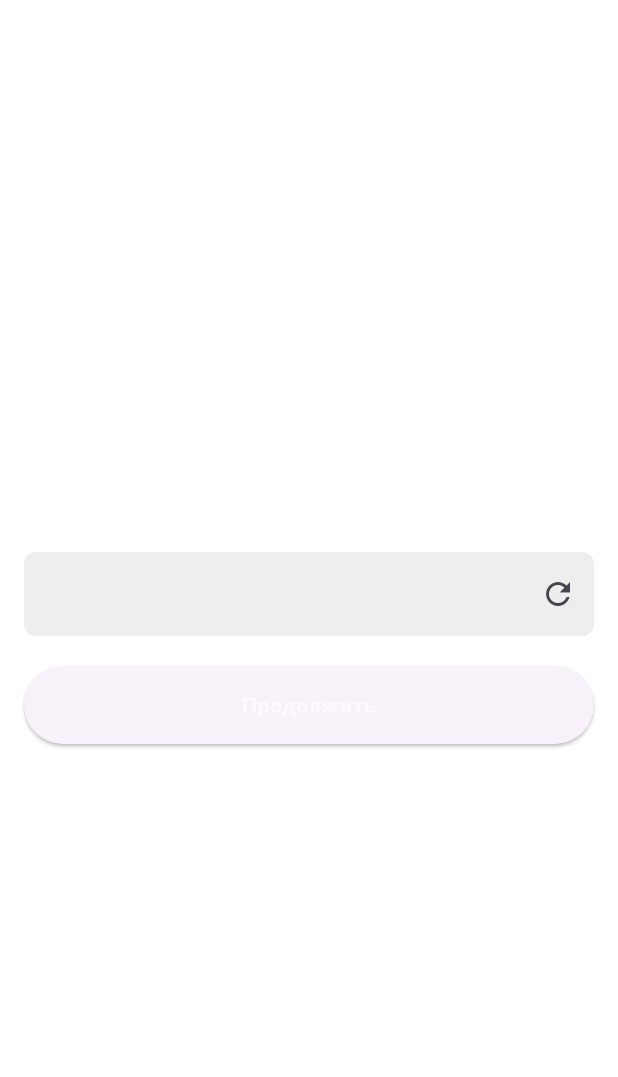
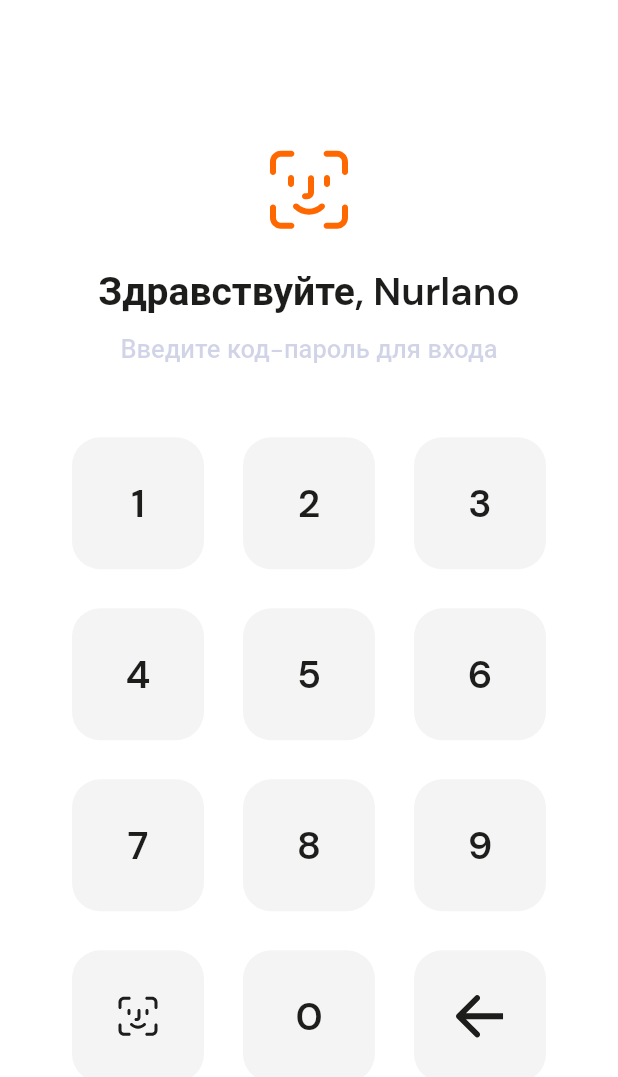
Before and after one commit to kadiksi/j-shopper-flutter, a Flutter app: the LoginScreen screen opened by its route, after a tap on "Продолжить", on a phone screen of 412 x 824 dp. Shown: the top 1077 px of the screen. Run offline on Flutter 3.47's test engine with Material 3 defaults, Android fonts, the light colour scheme and no system bars; our stand-ins replace auto_route, dio, equatable, flutter_bloc, flutter_svg, get_it and 5 more; missing offline and left inert: talker_bloc_logger, talker_dio_logger; accounts and stored records are empty; statements that could not run were skipped.

Commit message:
Added Authentication screen

```diff
--- a/lib/courier_app.dart
+++ b/lib/courier_app.dart
@@ -32,7 +32,7 @@ class _CourierAppState extends State<CourierApp> {
           GlobalCupertinoLocalizations.delegate,
         ],
         supportedLocales: S.delegate.supportedLocales,
-        theme: darkTheme,
+        theme: lightTheme,
         routerConfig: _appRouter.config(
           navigatorObservers: () => [
             TalkerRouteObserver(GetIt.I<Talker>()),
--- a/lib/l10n/intl_en.arb
+++ b/lib/l10n/intl_en.arb
@@ -6,5 +6,8 @@
   "username": "username",
   "login": "Login",
   "password": "Password",
-  "enter_phone_number_and_password": "Введите ваш номер телефона и пароль"
+  "enter_phone_number_and_password": "Введите ваш номер телефона и пароль",
+  "add": "Продолжить",
+  "welcome_name": "Здравствуйте, {name}",
+  "enter_code_password": "Введите код-пароль для входа"
 }
--- a/lib/l10n/intl_kk.arb
+++ b/lib/l10n/intl_kk.arb
@@ -6,5 +6,8 @@
   "username": "username",
   "login": "Login",
   "password": "Password",
-  "enter_phone_number_and_password": "Введите ваш номер телефона и пароль"
+  "enter_phone_number_and_password": "Введите ваш номер телефона и пароль",
+  "add": "Продолжить",
+  "welcome_name": "Здравствуйте, {name}",
+  "enter_code_password": "Введите код-пароль для входа"
 }
--- a/lib/l10n/intl_ru.arb
+++ b/lib/l10n/intl_ru.arb
@@ -6,5 +6,8 @@
   "username": "username",
   "login": "Login",
   "password": "Password",
-  "enter_phone_number_and_password": "Введите ваш номер телефона и пароль"
+  "enter_phone_number_and_password": "Введите ваш номер телефона и пароль",
+  "add": "Продолжить",
+  "welcome_name": "Здравствуйте, {name}",
+  "enter_code_password": "Введите код-пароль для входа"
 }
--- a/lib/router/router.dart
+++ b/lib/router/router.dart
@@ -2,6 +2,7 @@ import 'package:auto_route/auto_route.dart';
 import 'package:j_courier/screens/splash_screen.dart';
 
 import '../screens/choose_language_screen.dart';
+import '../screens/login_verification_screen.dart';
 import '../screens/list_screen.dart';
 import '../screens/login_screen.dart';
 
@@ -18,6 +19,8 @@ class AppRouter extends RootStackRouter {
         AutoRoute(page: SplashRoute.page, path: "/"),
         AutoRoute(page: ChooseLanguageRoute.page, path: "/choose_language"),
         AutoRoute(page: LoginRoute.page, path: "/login"),
+        AutoRoute(
+            page: LoginVerificationRoute.page, path: "/login_verification"),
         AutoRoute(page: ListRoute.page, path: "/tasks"),
       ];
 
--- a/lib/screens/choose_language_screen.dart
+++ b/lib/screens/choose_language_screen.dart
@@ -6,7 +6,6 @@ import 'package:provider/provider.dart';
 
 import '../generated/l10n.dart';
 import '../locale/locale_provider.dart';
-import '../theme/colors.dart';
 import 'widgets/buttons/grey_button.dart';
 
 @RoutePage()
@@ -28,7 +27,6 @@ class _ChooseLanguageScreenState extends State<ChooseLanguageScreen> {
   @override
   Widget build(BuildContext context) {
     return Scaffold(
-      backgroundColor: AppColors.whiteColor,
       body: Center(
         child: Column(
           mainAxisAlignment: MainAxisAlignment.center,
--- a/lib/screens/login_screen.dart
+++ b/lib/screens/login_screen.dart
@@ -3,7 +3,7 @@ import 'package:flutter/material.dart';
 import 'package:j_courier/generated/l10n.dart';
 import 'package:mask_text_input_formatter/mask_text_input_formatter.dart';
 
-import '../theme/colors.dart';
+import '../router/router.dart';
 
 @RoutePage()
 class LoginScreen extends StatelessWidget {
@@ -16,7 +16,6 @@ class LoginScreen extends StatelessWidget {
         mask: '+7(###)###-##-##', filter: {"#": RegExp(r'[0-9]')});
     final theme = Theme.of(context);
     return Scaffold(
-        backgroundColor: AppColors.whiteColor,
         body: Padding(
             padding: const EdgeInsets.all(16.0),
             child: Column(
@@ -30,34 +29,29 @@ class LoginScreen extends StatelessWidget {
                   keyboardType: TextInputType.phone,
                   controller: textEditingController,
                   inputFormatters: [maskFormatter],
-                  decoration: InputDecoration(
-                    hintText: ' ',
-                    border: OutlineInputBorder(
-                      borderRadius: BorderRadius.circular(8.0),
-                      borderSide: BorderSide.none,
-                    ),
-                    fillColor: Colors.grey[200],
-                    filled: true,
-                    suffixIcon: const Icon(Icons.refresh),
-                  ),
+                  // decoration: const InputDecoration(
+                  //   hintText: ' ',
+                  //   suffixIcon: SizedBox(
+                  //       width: 2.0,
+                  //       height: 2.0,
+                  //       child: CircularProgressIndicator()),
+                  // ),
                 ),
                 const SizedBox(height: 20.0),
                 SizedBox(
                   width: double.infinity,
                   child: ElevatedButton(
-                    onPressed: () {}, // Add your onPressed logic here
-                    style: ElevatedButton.styleFrom(
-                      overlayColor: Colors.blue,
-                      foregroundColor: Colors.orange, // Disabled text color
-                      padding: const EdgeInsets.symmetric(vertical: 16.0),
-                    ),
-                    child: Text(
-                      'Продолжить',
-                      style: theme.textTheme.labelSmall,
-                    ),
+                    onPressed: () {
+                      openLogin(context);
+                    },
+                    child: Text(S.of(context).add),
                   ),
                 ),
               ],
             )));
   }
 }
+
+void openLogin(context) {
+  AutoRouter.of(context).push(const LoginVerificationRoute());
+}
--- /dev/null
+++ b/lib/screens/login_verification_screen.dart
@@ -0,0 +1,190 @@
+import 'package:auto_route/auto_route.dart';
+import 'package:flutter/material.dart';
+import 'package:flutter_svg/svg.dart';
+import 'package:j_courier/generated/l10n.dart';
+import 'package:local_auth/local_auth.dart';
+
+// https://pub.dev/packages/local_auth
+@RoutePage()
+class LoginVerificationScreen extends StatefulWidget {
+  @override
+  _LoginVerificationScreenState createState() =>
+      _LoginVerificationScreenState();
+}
+
+class _LoginVerificationScreenState extends State<LoginVerificationScreen> {
+  final LocalAuthentication auth = LocalAuthentication();
+  bool _isAuthenticated = false;
+
+  @override
+  void initState() {
+    super.initState();
+    _authenticate(); // Auto authenticate on screen load
+  }
+
+  Future<void> _authenticate() async {
+    bool authenticated = false;
+    try {
+      authenticated = await auth.authenticate(
+        localizedReason: 'Authenticate to access your account',
+        options: const AuthenticationOptions(
+          useErrorDialogs: true,
+          stickyAuth: true,
+        ),
+      );
+    } catch (e) {
+      print(e);
+    }
+
+    setState(() {
+      _isAuthenticated = authenticated;
+    });
+  }
+
+  Widget buildIconButton(String path, VoidCallback onPressed) {
+    final theme = Theme.of(context);
+    return Container(
+      margin: const EdgeInsets.all(8.0),
+      child: IconButton(
+        style: ElevatedButton.styleFrom(
+            shape: RoundedRectangleBorder(
+              borderRadius: BorderRadius.circular(19),
+            ),
+            elevation: 0,
+            backgroundColor: theme.colorScheme.inversePrimary),
+        onPressed: onPressed,
+        icon: SvgPicture.asset(
+          path,
+          width: 32,
+          height: 32,
+        ),
+      ),
+    );
+  }
+
+  Widget buildKeypadButton(String number, VoidCallback onPressed) {
+    final theme = Theme.of(context);
+    return Container(
+      margin: const EdgeInsets.all(8.0),
+      child: ElevatedButton(
+        style: ElevatedButton.styleFrom(
+            shape: RoundedRectangleBorder(
+              borderRadius: BorderRadius.circular(19),
+            ),
+            elevation: 0,
+            backgroundColor: theme.colorScheme.inversePrimary),
+        onPressed: onPressed,
+        child: Text(
+          number,
+          style: theme.textTheme.headlineLarge,
+        ),
+      ),
+    );
+  }
+
+  @override
+  Widget build(BuildContext context) {
+    final theme = Theme.of(context);
+    return Scaffold(
+      body: Center(
+        child: Padding(
+          padding: const EdgeInsets.symmetric(horizontal: 40),
+          child: Column(
+            mainAxisAlignment: MainAxisAlignment.center,
+            children: [
+              SvgPicture.asset(
+                'assets/svg/face_id_orange.svg',
+                width: 64,
+                height: 64,
+              ),
+              const SizedBox(height: 20),
+              Text(S.of(context).welcome_name('Nurlano'), // Greeting message
+                  style: theme.textTheme.headlineLarge),
+              const SizedBox(height: 10),
+              Text(
+                S.of(context).enter_code_password, // Prompt to enter passcode
+                style: theme.textTheme.headlineMedium?.copyWith(
+                    color: theme.colorScheme.surfaceTint,
+                    fontWeight: FontWeight.w500,
+                    fontSize: 17),
+              ),
+              const SizedBox(height: 40),
+              // Keypad for entering passcode
+              GridView.count(
+                shrinkWrap: true,
+                crossAxisCount: 3,
+                mainAxisSpacing: 10,
+                crossAxisSpacing: 10,
+                children: List.generate(12, (index) {
+                  if (index == 9) {
+                    return buildIconButton('assets/svg/face_id.svg', () {
+                      _authenticate;
+                    });
+                    // return Container(
+                    //   margin: const EdgeInsets.all(8.0),
+                    //   child: IconButton(
+                    //     style: ElevatedButton.styleFrom(
+                    //         shape: RoundedRectangleBorder(
+                    //           borderRadius: BorderRadius.circular(19),
+                    //         ),
+                    //         elevation: 0,
+                    //         backgroundColor: theme.colorScheme.inversePrimary),
+                    //     icon: SvgPicture.asset(
+                    //       'assets/svg/face_id.svg',
+                    //       width: 46,
+                    //       height: 46,
+                    //     ),
+                    //     onPressed: _authenticate,
+                    //   ),
+                    // );
+                  } else if (index == 10) {
+                    return buildKeypadButton("0", () {
+                      print("0 pressed");
+                    });
+                  } else if (index == 11) {
+                    return buildIconButton('assets/svg/arrow_left.svg', () {
+                      print("arrow pressed");
+                    });
+                    // return Container(
+                    //   margin: const EdgeInsets.all(8.0),
+                    //   child: IconButton(
+                    //     style: ElevatedButton.styleFrom(
+                    //         shape: RoundedRectangleBorder(
+                    //           borderRadius: BorderRadius.circular(19),
+                    //         ),
+                    //         elevation: 0,
+                    //         backgroundColor: theme.colorScheme.inversePrimary),
+                    //     icon: SvgPicture.asset(
+                    //       'assets/svg/arrow_left.svg',
+                    //       width: 32,
+                    //       height: 32,
+                    //     ), // Smaller backspace icon
+                    //     onPressed: () {
+                    //       print("Backspace pressed");
+                    //     },
+                    //   ),
+                    // );
+                  } else {
+                    return buildKeypadButton((index + 1).toString(), () {
+                      print("${index + 1} pressed");
+                    });
+                  }
+                }),
+              ),
+              // SizedBox(height: 20),
+              // TextButton(
+              //   onPressed: () {
+              //     print('Forgot code?');
+              //   },
+              //   child: Text(
+              //     'Забыли код?', // "Forgot code?" message
+              //     style: TextStyle(color: Colors.grey),
+              //   ),
+              // ),
+            ],
+          ),
+        ),
+      ),
+    );
+  }
+}
--- a/lib/screens/splash_screen.dart
+++ b/lib/screens/splash_screen.dart
@@ -30,7 +30,7 @@ class _SplashScreenState extends State<SplashScreen> {
   @override
   Widget build(BuildContext context) {
     return Scaffold(
-      backgroundColor: AppColors.primaryOrangeColor,
+      backgroundColor: lightColorScheme.secondary,
       body: Center(
         child: Column(
           mainAxisAlignment: MainAxisAlignment.center,
--- a/lib/theme/theme.dart
+++ b/lib/theme/theme.dart
@@ -1,35 +1,36 @@
 import 'package:flutter/material.dart';
+import 'package:j_courier/theme/colors.dart';
+import 'package:j_courier/theme/text_theme.dart';
 
-final darkTheme = ThemeData(
-  scaffoldBackgroundColor: const Color.fromARGB(255, 31, 31, 31),
-  primarySwatch: Colors.yellow,
-  dividerColor: Colors.white24,
-  appBarTheme: const AppBarTheme(
-    iconTheme: IconThemeData(color: Colors.white),
-    elevation: 0,
-    backgroundColor: Color.fromARGB(255, 31, 31, 31),
-    titleTextStyle: TextStyle(
-      color: Colors.white,
-      fontSize: 20,
-      fontWeight: FontWeight.w700,
+final lightTheme = ThemeData(
+  useMaterial3: true,
+  colorScheme: lightColorScheme,
+  textTheme: lightTextStyles,
+  inputDecorationTheme: InputDecorationTheme(
+    border: OutlineInputBorder(
+      borderRadius: BorderRadius.circular(10.0),
+      borderSide: BorderSide.none,
     ),
+    fillColor: Colors.grey[200],
+    filled: true,
   ),
-  listTileTheme: const ListTileThemeData(iconColor: Colors.white),
-  textTheme: TextTheme(
-    bodyMedium: const TextStyle(
-      color: Colors.white,
-      fontWeight: FontWeight.w500,
-      fontSize: 20,
-    ),
-    labelSmall: TextStyle(
-      color: Colors.white.withOpacity(0.6),
-      fontWeight: FontWeight.w700,
-      fontSize: 14,
-    ),
-    headlineMedium: const TextStyle(
-      color: Colors.white,
-      fontWeight: FontWeight.w500,
-      fontSize: 24,
-    ),
-  ),
+  textButtonTheme: TextButtonThemeData(
+      style: TextButton.styleFrom(
+    elevation: 8.0,
+    backgroundColor: lightColorScheme.tertiary,
+    foregroundColor: lightColorScheme.onTertiary,
+    padding: const EdgeInsets.symmetric(vertical: 26.0),
+    textStyle: lightTextStyles.headlineSmall,
+    shape: RoundedRectangleBorder(borderRadius: BorderRadius.circular(8.0)),
+  )),
+  elevatedButtonTheme: ElevatedButtonThemeData(
+      style: ElevatedButton.styleFrom(
+    elevation: 8.0,
+    backgroundColor: lightColorScheme.secondary,
+    foregroundColor: lightColorScheme.onSecondary,
+    minimumSize: const Size(200.0, 50.0),
+    padding: const EdgeInsets.symmetric(horizontal: 20.0, vertical: 16.0),
+    textStyle: lightTextStyles.displayLarge,
+    shape: RoundedRectangleBorder(borderRadius: BorderRadius.circular(8.0)),
+  )),
 );
--- a/pubspec.yaml
+++ b/pubspec.yaml
@@ -27,6 +27,8 @@ dependencies:
   auto_route: ^9.2.2
   flutter_svg: ^2.0.10
   mask_text_input_formatter: ^2.9.0
+  local_auth: ^2.3.0
+  google_fonts: ^6.2.1
 
 dev_dependencies:
   flutter_test:
```
Also changed, not shown: lib/screens/widgets/buttons/grey_button.dart (+11 -20 lines), lib/screens/widgets/login_sccreen/login_form.dart (deleted, +0 -70 lines), lib/theme/colors.dart (+21 -6 lines), lib/theme/text_theme.dart (added, +35 -0 lines), assets/svg/arrow_left.svg (added), assets/svg/face_id.svg (added), assets/svg/face_id_orange.svg (added), lib/generated/intl/messages_en.dart, lib/generated/intl/messages_kk.dart, lib/generated/intl/messages_ru.dart, lib/generated/l10n.dart, lib/router/router.gr.dart, pubspec.lock, 8 other files.
